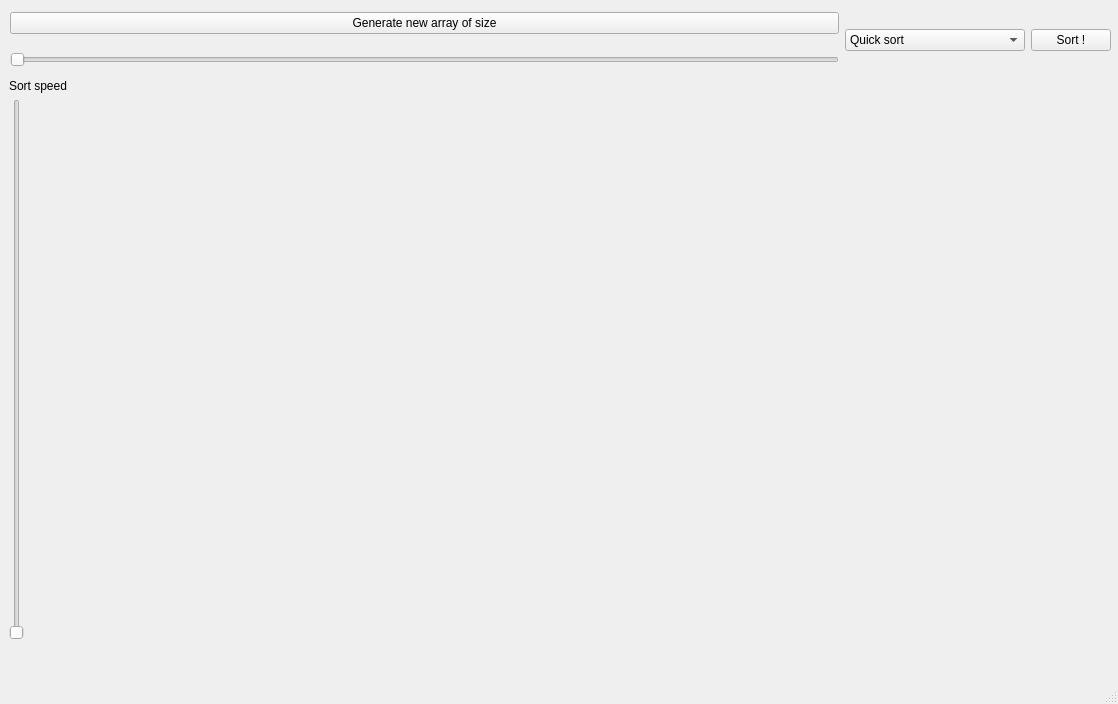
JuliaSamartseva/Sorting-Visualiser, file SortingVisualiser/mainwindow.ui: the form before one commit.
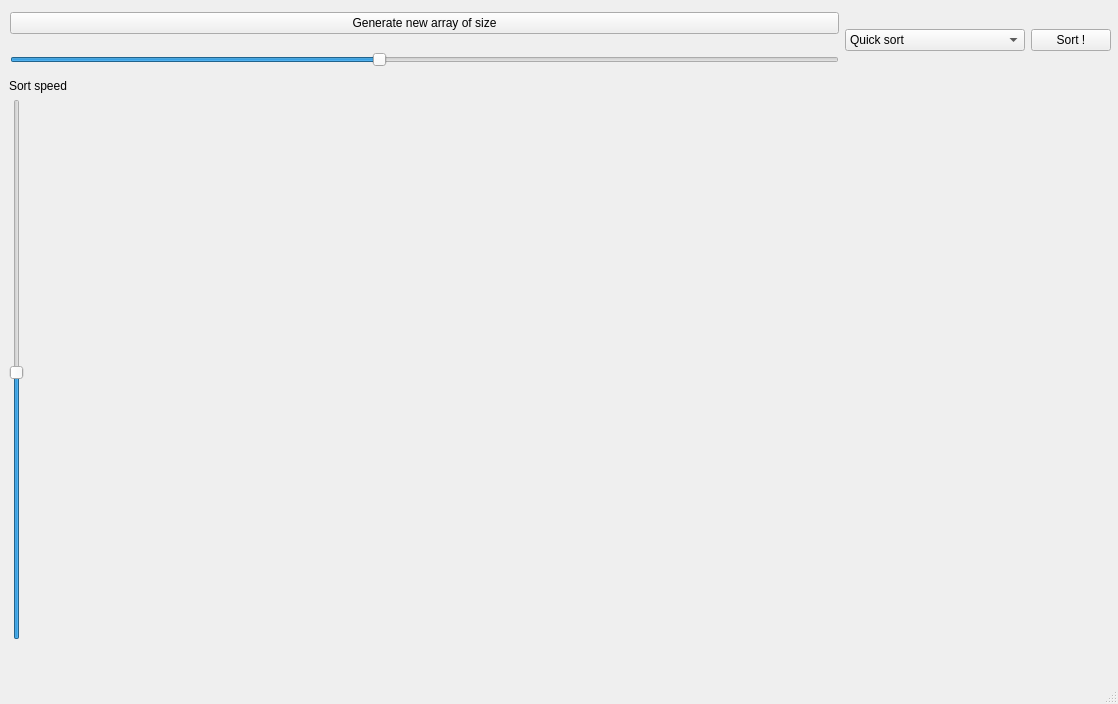
The form after the commit.

The edit to the form file:
```diff
--- a/SortingVisualiser/mainwindow.ui
+++ b/SortingVisualiser/mainwindow.ui
@@ -46,6 +46,15 @@
        </item>
        <item>
         <widget class="QSlider" name="arraySize">
+         <property name="minimum">
+          <number>20</number>
+         </property>
+         <property name="maximum">
+          <number>200</number>
+         </property>
+         <property name="sliderPosition">
+          <number>100</number>
+         </property>
          <property name="orientation">
           <enum>Qt::Horizontal</enum>
          </property>
@@ -122,6 +131,15 @@
      </item>
      <item>
       <widget class="QSlider" name="sortSpeed">
+       <property name="minimum">
+        <number>100</number>
+       </property>
+       <property name="maximum">
+        <number>10000</number>
+       </property>
+       <property name="sliderPosition">
+        <number>5000</number>
+       </property>
        <property name="orientation">
         <enum>Qt::Vertical</enum>
        </property>
```
